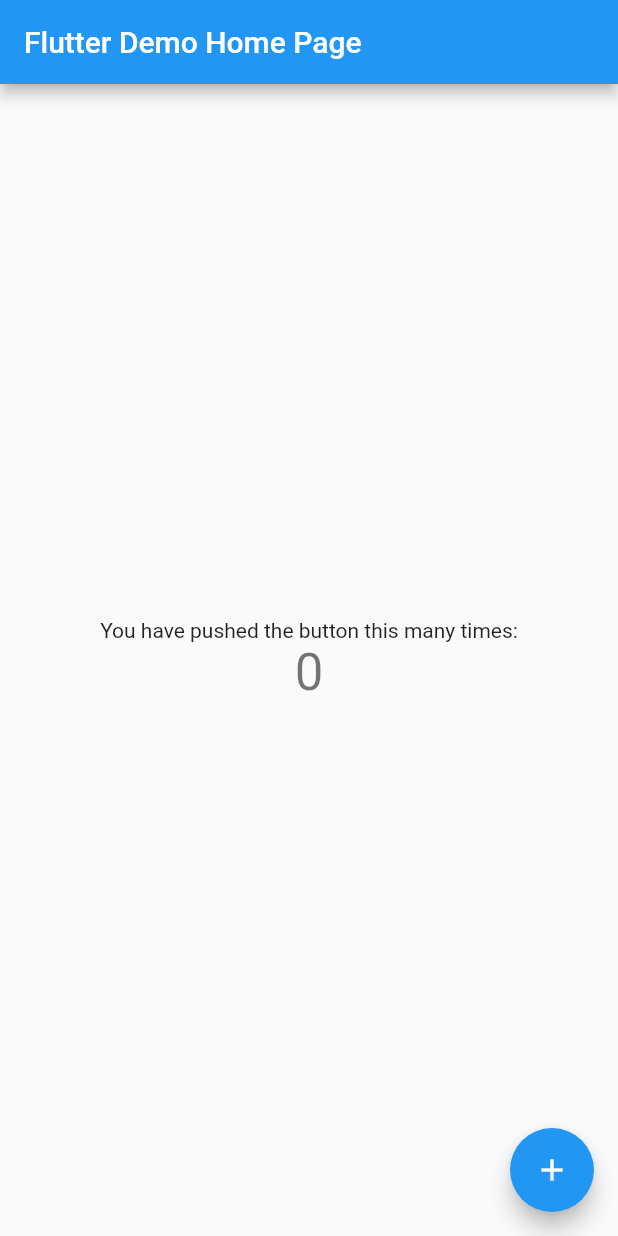
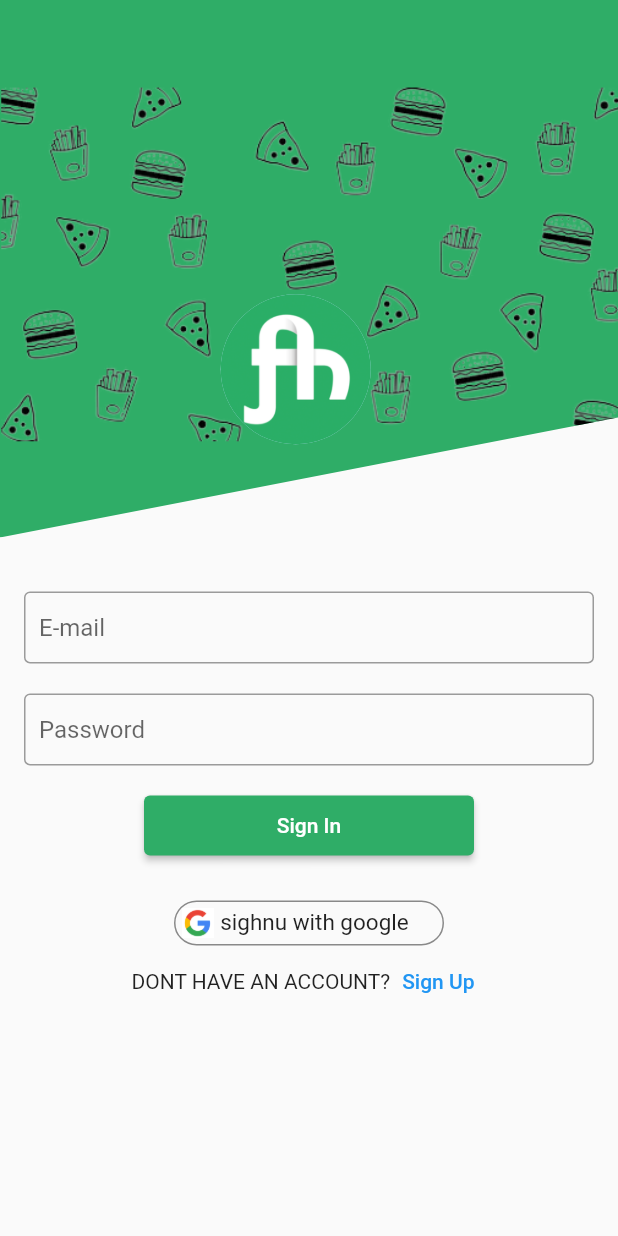
Before and after one commit to MUHAMMEDHISHAMCP/Foodhub, a Flutter app: the screen it shows after launch, on a phone screen of 412 x 824 dp. Run offline on Flutter 3.47's test engine with Material 2 defaults, Android fonts, the phone set to English and light mode, and no system bars; our stand-ins replace carousel_slider.

Commit message:
login UI finished

```diff
--- /dev/null
+++ b/lib/app/login/view/loginpage.dart
@@ -0,0 +1,111 @@
+import 'package:flutter/material.dart';
+import 'package:project_wk16/app/signup/view/signup.dart';
+import 'package:project_wk16/app/utils/constheight.dart';
+import 'package:project_wk16/app/widgets/bottomnav.dart';
+import 'package:project_wk16/app/widgets/clipper.dart';
+import 'package:project_wk16/app/widgets/googlesign.dart';
+
+class LogInScreen extends StatelessWidget {
+  const LogInScreen({Key? key}) : super(key: key);
+
+  @override
+  Widget build(BuildContext context) {
+    return Scaffold(
+      body: ListView(
+        children: [
+          Stack(
+            children: [
+              ClipPath(
+                clipper: ClipperWidget(),
+                child: Container(
+                  decoration: const BoxDecoration(
+                      color: Color.fromRGBO(47, 173, 103, 1),
+                      image: DecorationImage(
+                          image: AssetImage('assets/logimg.png'))),
+                  //  color: const Color.fromARGB(255, 66, 236, 72),
+                  height: MediaQuery.of(context).size.height / 2.3,
+                  width: double.infinity,
+                ),
+              ),
+              Positioned(
+                left: MediaQuery.of(context).size.width / 2.8,
+                top: MediaQuery.of(context).size.width / 2.1,
+                child: const CircleAvatar(
+                  radius: 50,
+                  backgroundImage: AssetImage('assets/fhlogo.png'),
+                  foregroundColor: Colors.red,
+                ),
+              ),
+            ],
+          ),
+          kHeight20,
+          Center(
+            child: Padding(
+              padding: const EdgeInsets.all(16),
+              child: Column(
+                children: [
+                  TextFormField(
+                    decoration: const InputDecoration(
+                      hintText: 'E-mail',
+                      counterText: '',
+                      contentPadding: EdgeInsets.all(10),
+                      border: OutlineInputBorder(),
+                    ),
+                    maxLength: 12,
+                  ),
+                  kHeight20,
+                  TextFormField(
+                    decoration: const InputDecoration(
+                      hintText: 'Password',
+                      counterText: '',
+                      contentPadding: EdgeInsets.all(10),
+                      border: OutlineInputBorder(),
+                    ),
+                    maxLength: 12,
+                  ),
+                  kHeight20,
+                  SizedBox(
+                    width: 220,
+                    height: 40,
+                    child: ElevatedButton(
+                      onPressed: () {
+                              Navigator.of(context).push(
+                            MaterialPageRoute(
+                              builder: (context) => const BottomNav(),
+                            ),
+                          );
+                      },
+                      style: ElevatedButton.styleFrom(
+                        fixedSize: const Size(150, 30),
+                        primary: const Color.fromRGBO(47, 173, 103, 1),
+                      ),
+                      child: const Text('Sign In'),
+                    ),
+                  ),
+                  kHeight30,
+                  const GoogleSign(),
+                  Row(
+                    mainAxisAlignment: MainAxisAlignment.center,
+                    children: [
+                      const Text('DONT HAVE AN ACCOUNT?'),
+                      TextButton(
+                        onPressed: () {
+                          Navigator.of(context).push(
+                            MaterialPageRoute(
+                              builder: (context) => const SignUpScreen(),
+                            ),
+                          );
+                        },
+                        child: const Text('Sign Up'),
+                      ),
+                    ],
+                  ),
+                ],
+              ),
+            ),
+          ),
+        ],
+      ),
+    );
+  }
+}
--- /dev/null
+++ b/lib/app/utils/constheight.dart
@@ -0,0 +1,24 @@
+import 'package:flutter/material.dart';
+
+const kheight10 = SizedBox(
+  height: 10,
+);
+const kHeight20 = SizedBox(
+  height: 20,
+);
+
+const kHeight30 = SizedBox(
+  height: 30,
+);
+
+const kwidth10 = SizedBox(
+  width: 10,
+);
+
+const kwidth20 = SizedBox(
+  width: 20,
+);
+
+const kwidth30 = SizedBox(
+  width: 30,
+);
--- /dev/null
+++ b/lib/app/utils/textstyle.dart
@@ -0,0 +1,3 @@
+import 'package:flutter/cupertino.dart';
+
+const fontSize15 = TextStyle(fontSize: 15);
--- /dev/null
+++ b/lib/app/widgets/clipper.dart
@@ -0,0 +1,16 @@
+import 'package:flutter/material.dart';
+
+class ClipperWidget extends CustomClipper<Path> {
+  @override
+  Path getClip(Size size) {
+    var path = Path();
+    path.lineTo(0.0, size.height);
+    path.lineTo(size.width, size.height - 80);
+    path.lineTo(size.width, 0.0);
+    path.close();
+    return path;
+  }
+
+  @override
+  bool shouldReclip(covariant CustomClipper<Path> oldClipper) => false;
+}
--- /dev/null
+++ b/lib/app/widgets/googlesign.dart
@@ -0,0 +1,36 @@
+import 'package:flutter/material.dart';
+
+class GoogleSign extends StatelessWidget {
+  const GoogleSign({Key? key}) : super(key: key);
+
+  @override
+  Widget build(BuildContext context) {
+    return Column(
+      children: [
+        GestureDetector(
+          onTap: () {},
+          child: Container(
+            alignment: Alignment.centerLeft,
+            height: 30,
+            width: 180,
+            decoration: BoxDecoration(
+                border: Border.all(color: Colors.black45),
+                borderRadius: BorderRadius.circular(120)),
+            child: Row(
+              children: [
+                Padding(
+                  padding: const EdgeInsets.all(4.0),
+                  child: Image.asset('assets/google.png'),
+                ),
+                const Text(
+                  'sighnu with google',
+                  style: TextStyle(fontSize: 15),
+                )
+              ],
+            ),
+          ),
+        ),
+      ],
+    );
+  }
+}
--- a/lib/main.dart
+++ b/lib/main.dart
@@ -1,4 +1,5 @@
 import 'package:flutter/material.dart';
+import 'package:project_wk16/app/login/view/loginpage.dart';
 
 void main() {
   runApp(const MyApp());
@@ -7,109 +8,14 @@
 class MyApp extends StatelessWidget {
   const MyApp({Key? key}) : super(key: key);
 
-  // This widget is the root of your application.
   @override
   Widget build(BuildContext context) {
     return MaterialApp(
-      title: 'Flutter Demo',
+      debugShowCheckedModeBanner: false,
       theme: ThemeData(
-        // This is the theme of your application.
-        //
-        // Try running your application with "flutter run". You'll see the
-        // application has a blue toolbar. Then, without quitting the app, try
-        // changing the primarySwatch below to Colors.green and then invoke
-        // "hot reload" (press "r" in the console where you ran "flutter run",
-        // or simply save your changes to "hot reload" in a Flutter IDE).
-        // Notice that the counter didn't reset back to zero; the application
-        // is not restarted.
         primarySwatch: Colors.blue,
       ),
-      home: const MyHomePage(title: 'Flutter Demo Home Page'),
+      home: const LogInScreen(),
     );
   }
 }
-
-class MyHomePage extends StatefulWidget {
-  const MyHomePage({Key? key, required this.title}) : super(key: key);
-
-  // This widget is the home page of your application. It is stateful, meaning
-  // that it has a State object (defined below) that contains fields that affect
-  // how it looks.
-
-  // This class is the configuration for the state. It holds the values (in this
-  // case the title) provided by the parent (in this case the App widget) and
-  // used by the build method of the State. Fields in a Widget subclass are
-  // always marked "final".
-
-  final String title;
-
-  @override
-  State<MyHomePage> createState() => _MyHomePageState();
-}
-
-class _MyHomePageState extends State<MyHomePage> {
-  int _counter = 0;
-
-  void _incrementCounter() {
-    setState(() {
-      // This call to setState tells the Flutter framework that something has
-      // changed in this State, which causes it to rerun the build method below
-      // so that the display can reflect the updated values. If we changed
-      // _counter without calling setState(), then the build method would not be
-      // called again, and so nothing would appear to happen.
-      _counter++;
-    });
-  }
-
-  @override
-  Widget build(BuildContext context) {
-    // This method is rerun every time setState is called, for instance as done
-    // by the _incrementCounter method above.
-    //
-    // The Flutter framework has been optimized to make rerunning build methods
-    // fast, so that you can just rebuild anything that needs updating rather
-    // than having to individually change instances of widgets.
-    return Scaffold(
-      appBar: AppBar(
-        // Here we take the value from the MyHomePage object that was created by
-        // the App.build method, and use it to set our appbar title.
-        title: Text(widget.title),
-      ),
-      body: Center(
-        // Center is a layout widget. It takes a single child and positions it
-        // in the middle of the parent.
-        child: Column(
-          // Column is also a layout widget. It takes a list of children and
-          // arranges them vertically. By default, it sizes itself to fit its
-          // children horizontally, and tries to be as tall as its parent.
-          //
-          // Invoke "debug painting" (press "p" in the console, choose the
-          // "Toggle Debug Paint" action from the Flutter Inspector in Android
-          // Studio, or the "Toggle Debug Paint" command in Visual Studio Code)
-          // to see the wireframe for each widget.
-          //
-          // Column has various properties to control how it sizes itself and
-          // how it positions its children. Here we use mainAxisAlignment to
-          // center the children vertically; the main axis here is the vertical
-          // axis because Columns are vertical (the cross axis would be
-          // horizontal).
-          mainAxisAlignment: MainAxisAlignment.center,
-          children: <Widget>[
-            const Text(
-              'You have pushed the button this many times:',
-            ),
-            Text(
-              '$_counter',
-              style: Theme.of(context).textTheme.headline4,
-            ),
-          ],
-        ),
-      ),
-      floatingActionButton: FloatingActionButton(
-        onPressed: _incrementCounter,
-        tooltip: 'Increment',
-        child: const Icon(Icons.add),
-      ), // This trailing comma makes auto-formatting nicer for build methods.
-    );
-  }
-}
--- a/pubspec.yaml
+++ b/pubspec.yaml
@@ -29,6 +29,7 @@
 dependencies:
   flutter:
     sdk: flutter
+  carousel_slider: ^4.1.1
 
 
   # The following adds the Cupertino Icons font to your application.
@@ -58,8 +59,8 @@
   uses-material-design: true
 
   # To add assets to your application, add an assets section, like this:
-  # assets:
-  #   - images/a_dot_burr.jpeg
+  assets:
+    - assets/
   #   - images/a_dot_ham.jpeg
 
   # An image asset can refer to one or more resolution-specific "variants", see
```
Also changed, not shown: lib/app/home/view/homescreen.dart (added, +35 -0 lines), lib/app/home/view/widgets/category.dart (added, +39 -0 lines), lib/app/home/view/widgets/slider.dart (added, +39 -0 lines), lib/app/signup/view/signup.dart (added, +113 -0 lines), lib/app/utils/colors.dart (added, +7 -0 lines), lib/app/widgets/bottomnav.dart (added, +63 -0 lines), assets/fhlogo.png (added), assets/google.png (added), assets/logimg.png (added), pubspec.lock.
